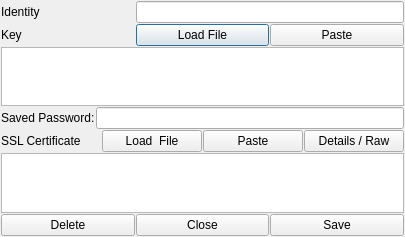
This is ui/cert-edit.ui in berndhs/egalite as Qt 5 draws it before an edit. The edited form follows.
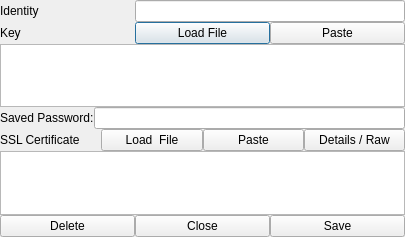
This is the edited form. Icons and pictures are not drawn.

Commit message: even smaller margins - I want content, not margins

```diff
--- a/ui/cert-edit.ui
+++ b/ui/cert-edit.ui
@@ -179,7 +179,7 @@
    </item>
   </layout>
  </widget>
- <layoutdefault spacing="1" margin="1"/>
+ <layoutdefault spacing="0" margin="0"/>
  <resources>
   <include location="../dchat.qrc"/>
  </resources>
```
The commit also changes 18 other files.
